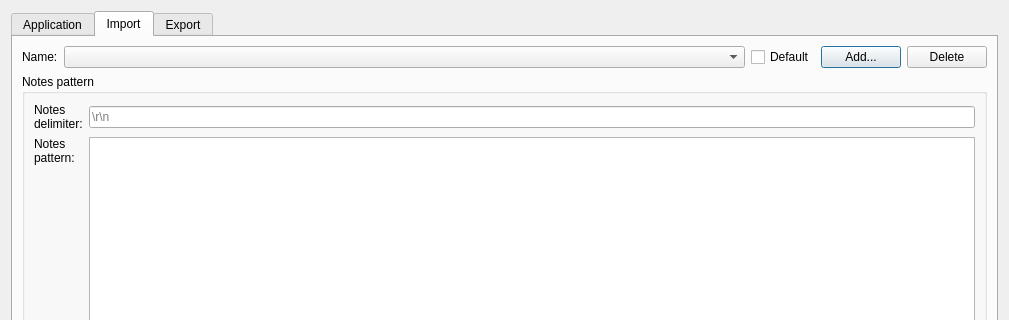
claytondaley/DaleyKlippings, file gui/settingsDialog.ui: the form before one commit; both pictures show x 0 to 1009 and y 0 to 320 of the 1009 by 768 pixel window.
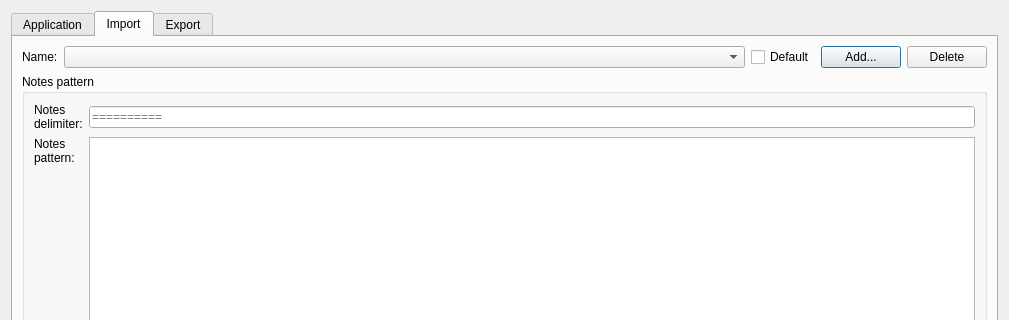
The form after the commit. The open tabs and pages were chosen to show the change. Icons and pictures are not drawn.

Commit message: - Reorganized code in Clippings/TableModel  - Initial CSV UI

Patch:
```diff
--- a/gui/settingsDialog.ui
+++ b/gui/settingsDialog.ui
@@ -354,7 +354,7 @@
 &lt;p style=&quot; margin-top:0px; margin-bottom:0px; margin-left:0px; margin-right:0px; -qt-block-indent:0; text-indent:0px;&quot;&gt;&lt;span style=&quot; font-weight:600;&quot;&gt;Delimiter&lt;/span&gt; is an array of characters used to divide notes in a file. If the field is empty, carrier return and line feed characters are used.&lt;/p&gt;&lt;/body&gt;&lt;/html&gt;</string>
               </property>
               <property name="placeholderText">
-               <string notr="true">\r\n</string>
+               <string notr="true">==========</string>
               </property>
              </widget>
             </item>
```
Left out of the diff: 2 changed lines with no effect on the pictures. The commit also changes 3 other files.
